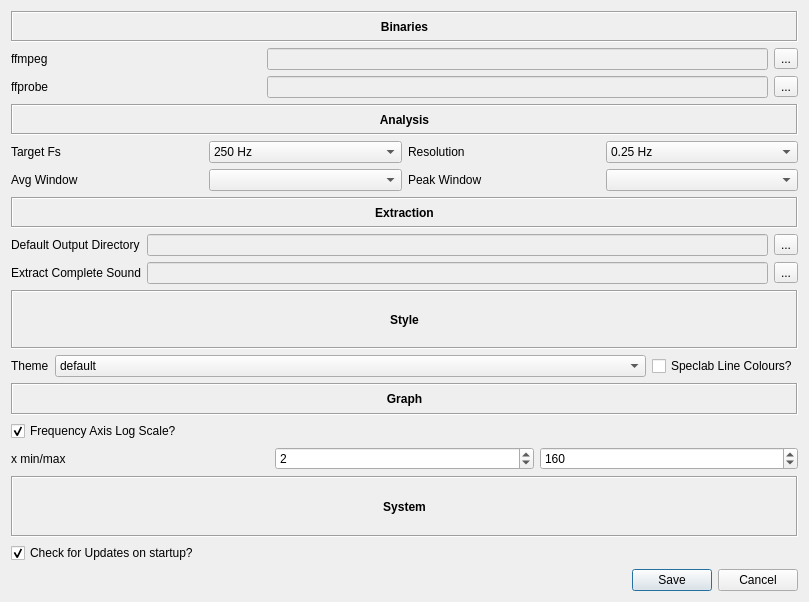
This is src/main/python/ui/preferences.ui in 3ll3d00d/beqdesigner as Qt 5 draws it before an edit. The edited form follows.
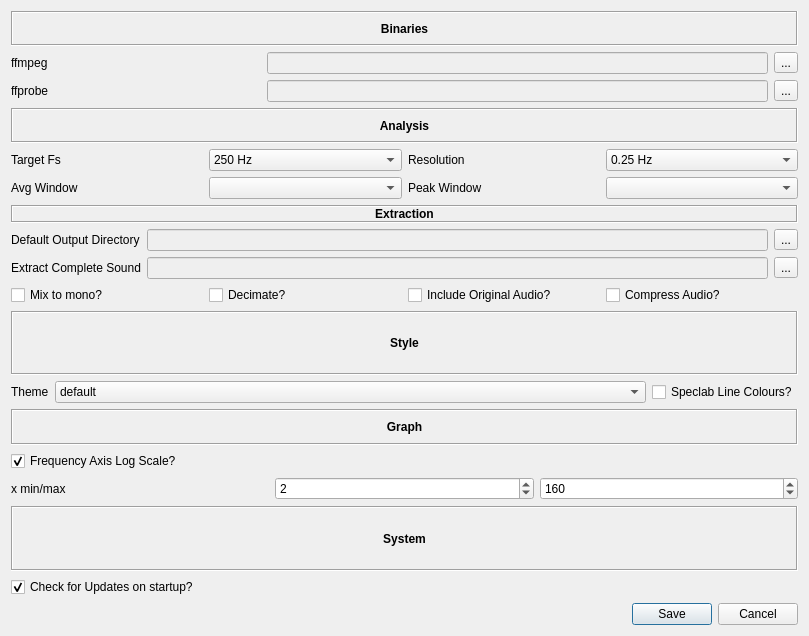
This is the edited form.

Commit message: allow user to set defaults for various extraction options #103

Diff of the .ui file:
```diff
--- a/src/main/python/ui/preferences.ui
+++ b/src/main/python/ui/preferences.ui
@@ -7,7 +7,7 @@
     <x>0</x>
     <y>0</y>
     <width>809</width>
-    <height>602</height>
+    <height>636</height>
    </rect>
   </property>
   <property name="windowTitle">
@@ -276,6 +276,38 @@
          </property>
         </widget>
        </item>
+       <item row="3" column="0" colspan="3">
+        <layout class="QHBoxLayout" name="extractOptions">
+         <item>
+          <widget class="QCheckBox" name="monoMix">
+           <property name="text">
+            <string>Mix to mono?</string>
+           </property>
+          </widget>
+         </item>
+         <item>
+          <widget class="QCheckBox" name="decimate">
+           <property name="text">
+            <string>Decimate?</string>
+           </property>
+          </widget>
+         </item>
+         <item>
+          <widget class="QCheckBox" name="includeOriginal">
+           <property name="text">
+            <string>Include Original Audio?</string>
+           </property>
+          </widget>
+         </item>
+         <item>
+          <widget class="QCheckBox" name="compress">
+           <property name="text">
+            <string>Compress Audio?</string>
+           </property>
+          </widget>
+         </item>
+        </layout>
+       </item>
       </layout>
      </item>
      <item>
```
The commit also changes 3 other files.
